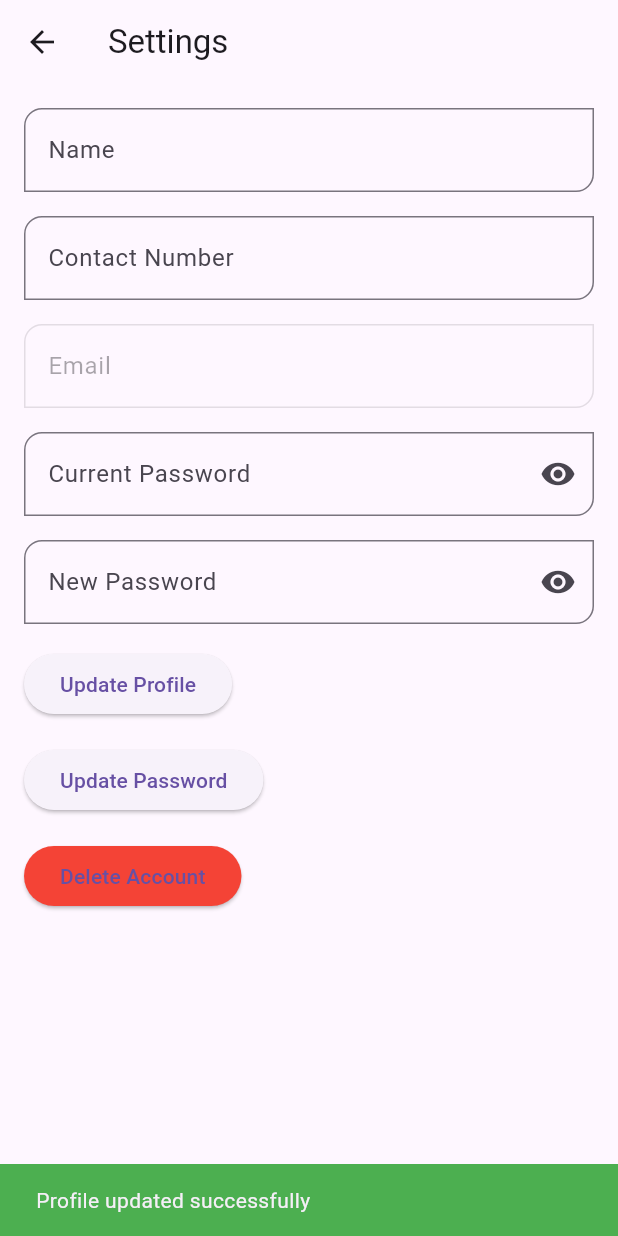
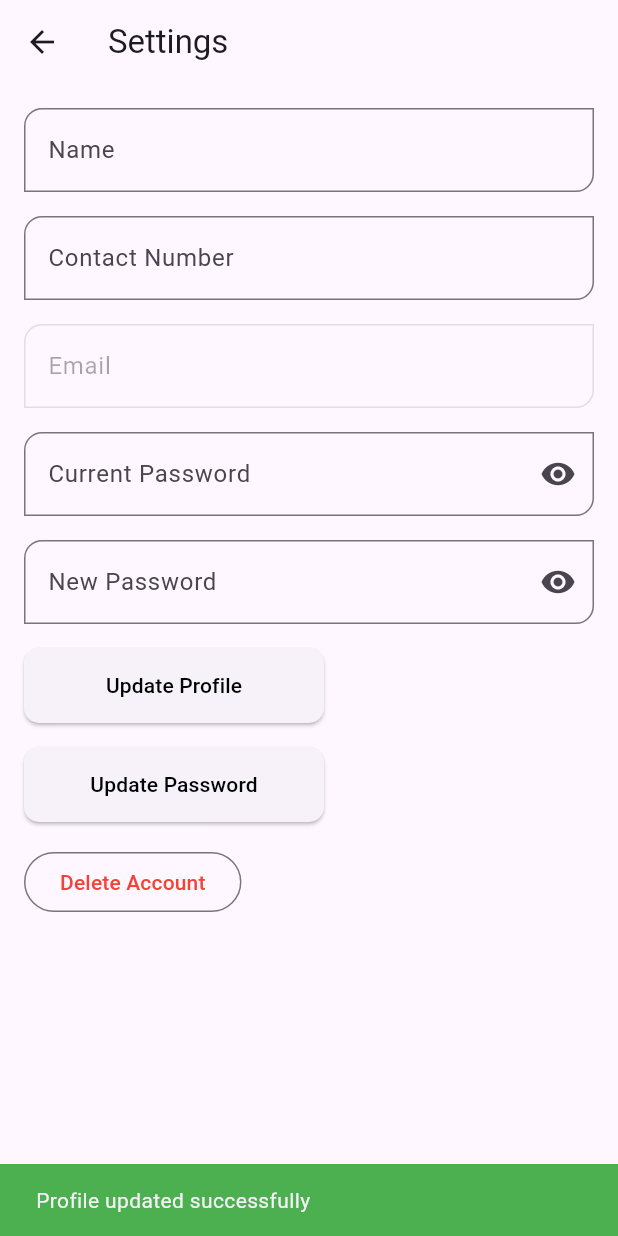
Before and after one commit to JERODIACUNA/GuardianLink, a Flutter app: the EditProfilePage screen opened directly with empty values, after a tap on "Update Profile", on a phone screen of 412 x 824 dp. Run offline on Flutter 3.47's test engine with Material 3 defaults, Android fonts, the phone set to English and light mode, and no system bars; our stand-ins replace cloud_firestore, firebase_auth, firebase_core, geolocator, google_maps_flutter, permission_handler; accounts and stored records are empty.

Commit message:
give error message
update settings

```diff
--- a/lib/edit_profile.dart
+++ b/lib/edit_profile.dart
@@ -63,7 +63,7 @@ class _EditProfilePageState extends State<EditProfilePage> {
 
         widget.updateUsername(_nameController.text);
 
-        ScaffoldMessenger.of(context).showSnackBar(SnackBar(
+        ScaffoldMessenger.of(context).showSnackBar(const SnackBar(
           content: Text('Profile updated successfully'),
           backgroundColor: Colors.green,
         ));
@@ -85,7 +85,7 @@ class _EditProfilePageState extends State<EditProfilePage> {
         await user.reauthenticateWithCredential(credential);
         await user.updatePassword(_newPasswordController.text);
 
-        ScaffoldMessenger.of(context).showSnackBar(SnackBar(
+        ScaffoldMessenger.of(context).showSnackBar(const SnackBar(
           content: Text('Password updated successfully'),
           backgroundColor: Colors.green,
         ));
@@ -154,7 +154,7 @@ class _EditProfilePageState extends State<EditProfilePage> {
                 controller: _passwordController,
                 decoration: InputDecoration(
                   labelText: 'Current Password',
-                  border: OutlineInputBorder(
+                  border: const OutlineInputBorder(
                     borderRadius: BorderRadius.only(
                       topLeft: Radius.circular(12),
                       bottomRight: Radius.circular(12),
@@ -180,7 +180,7 @@ class _EditProfilePageState extends State<EditProfilePage> {
                 controller: _newPasswordController,
                 decoration: InputDecoration(
                   labelText: 'New Password',
-                  border: OutlineInputBorder(
+                  border: const OutlineInputBorder(
                     borderRadius: BorderRadius.only(
                       topLeft: Radius.circular(12),
                       bottomRight: Radius.circular(12),
@@ -200,22 +200,51 @@ class _EditProfilePageState extends State<EditProfilePage> {
                 obscureText: _obscureTextNew,
               ),
               const SizedBox(height: 16.0),
-              ElevatedButton(
+              SizedBox(
+                width: 200, // Adjusted width
+                child: ElevatedButton(
                   onPressed: _updateProfile,
-                child: const Text('Update Profile'),
+                  style: ElevatedButton.styleFrom(
+                    padding: const EdgeInsets.symmetric(
+                        vertical: 15, horizontal: 10),
+                    shape: RoundedRectangleBorder(
+                      borderRadius: BorderRadius.circular(10),
+                    ),
+                  ),
+                  child: const Text(
+                    'Update Profile',
+                    style: TextStyle(color: Colors.black),
+                  ),
+                ),
               ),
               const SizedBox(height: 16.0),
-              ElevatedButton(
+              SizedBox(
+                width: 200, // Adjusted width
+                child: ElevatedButton(
                   onPressed: _updatePassword,
-                child: const Text('Update Password'),
+                  style: ElevatedButton.styleFrom(
+                    padding: const EdgeInsets.symmetric(
+                        vertical: 15, horizontal: 10),
+                    shape: RoundedRectangleBorder(
+                      borderRadius: BorderRadius.circular(10),
+                    ),
+                  ),
+                  child: const Text(
+                    'Update Password',
+                    style: TextStyle(color: Colors.black),
+                  ),
+                ),
               ),
               const SizedBox(height: 16.0),
-              ElevatedButton(
+              OutlinedButton(
                 onPressed: _deleteAccount,
                 style: ElevatedButton.styleFrom(
-                  backgroundColor: Colors.red, // Change button color to red
+                    // Change button color to red
                     ),
-                child: const Text('Delete Account'),
+                child: const Text(
+                  'Delete Account',
+                  style: TextStyle(color: Colors.red),
+                ),
               ),
             ],
           ),
@@ -228,18 +257,33 @@ class _EditProfilePageState extends State<EditProfilePage> {
     User? user = FirebaseAuth.instance.currentUser;
     if (user != null) {
       try {
+        // Prompt user to re-enter their password for security verification
+        String? password = await _showPasswordDialog();
+        if (password != null) {
+          AuthCredential credential = EmailAuthProvider.credential(
+            email: user.email!,
+            password: password,
+          );
+
+          // Reauthenticate user before deleting the account
+          await user.reauthenticateWithCredential(credential);
+
+          // Delete user data from Firestore
           await FirebaseFirestore.instance
               .collection('Caregivers')
               .doc(user.uid)
               .delete();
 
+          // Delete user account
           await user.delete();
 
+          // Navigate to login screen
           Navigator.pushAndRemoveUntil(
             context,
             MaterialPageRoute(builder: (context) => const LoginScreen()),
             (route) => false,
           );
+        }
       } catch (e) {
         ScaffoldMessenger.of(context).showSnackBar(SnackBar(
           content: Text('Failed to delete account: $e'),
@@ -248,4 +292,49 @@ class _EditProfilePageState extends State<EditProfilePage> {
       }
     }
   }
+
+  Future<String?> _showPasswordDialog() async {
+    return showDialog<String>(
+      context: context,
+      barrierDismissible: false,
+      builder: (BuildContext context) {
+        return AlertDialog(
+          title: const Text('Reauthentication'),
+          content: Column(
+            mainAxisSize: MainAxisSize.min,
+            crossAxisAlignment: CrossAxisAlignment.start,
+            children: [
+              const Text(
+                  'Please enter your password to confirm account deletion:'),
+              TextField(
+                obscureText: true,
+                onChanged: (value) {
+                  setState(() {
+                    _passwordController.text = value;
+                  });
+                },
+                decoration: const InputDecoration(
+                  labelText: 'Password',
+                ),
+              ),
+            ],
+          ),
+          actions: [
+            TextButton(
+              onPressed: () {
+                Navigator.of(context).pop();
+              },
+              child: const Text('Cancel'),
+            ),
+            TextButton(
+              onPressed: () {
+                Navigator.of(context).pop(_passwordController.text);
+              },
+              child: const Text('Confirm'),
+            ),
+          ],
+        );
+      },
+    );
   }
+}
--- a/pubspec.yaml
+++ b/pubspec.yaml
@@ -16,6 +16,7 @@ dependencies:
   geocoding: ^2.2.0
   image_picker: ^0.8.9
 
+
   geolocator: ^11.0.0
   google_maps_flutter: ^2.5.3
   permission_handler: ^9.2.0
```
Also changed, not shown: lib/login_screen.dart (+9 -5 lines). Lines whose indentation alone changed are shown as unchanged.
